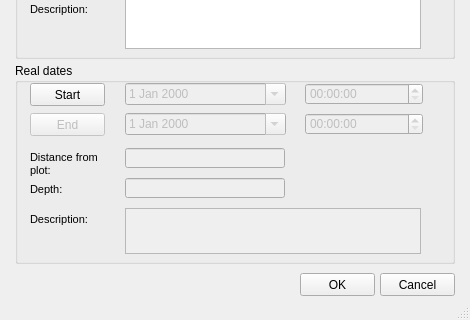
Qt form ui/mincut.ui (Giswater/giswater_qgis_plugin) before a commit; both pictures show x 0 to 470 and y 336 to 656 of the 470 by 656 pixel window.
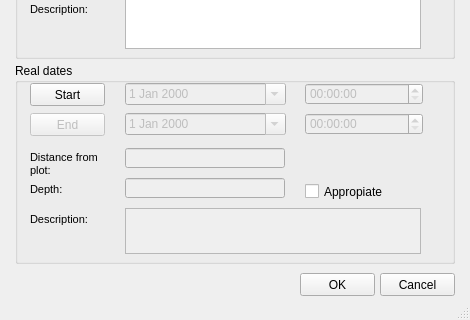
The same form after that commit. Icons and pictures are not drawn.

The edit to the form file:
```diff
--- a/ui/mincut.ui
+++ b/ui/mincut.ui
@@ -646,6 +646,19 @@
       <number>3</number>
      </property>
     </widget>
+    <widget class="QCheckBox" name="appropiate">
+     <property name="geometry">
+      <rect>
+       <x>290</x>
+       <y>120</y>
+       <width>121</width>
+       <height>17</height>
+      </rect>
+     </property>
+     <property name="text">
+      <string>Appropiate</string>
+     </property>
+    </widget>
    </widget>
    <widget class="QGroupBox" name="groupBox_4">
     <property name="geometry">
```
